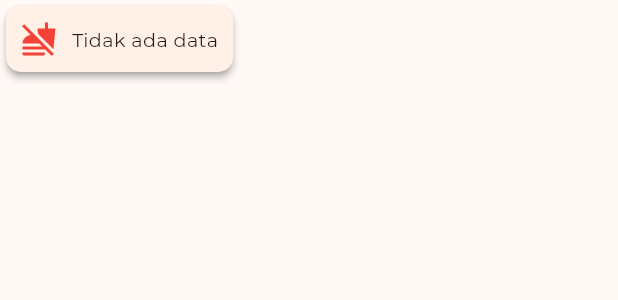
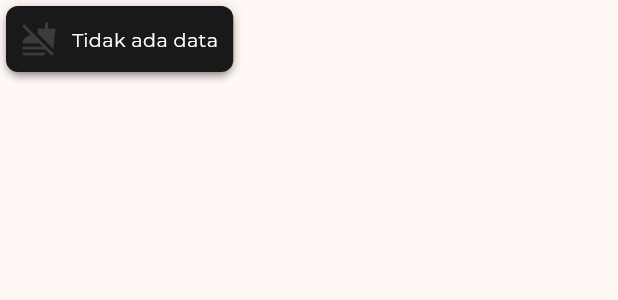
Before and after one commit to Prakusyaa/Aplikasi-Kasir, a Flutter app: the NoDataCard widget shown alone on an empty page, opened directly, on a phone screen of 412 x 824 dp. Shown: the top 300 px of the screen. Run offline on Flutter 3.47's test engine with Material 3 defaults, Android fonts, the phone set to English and light mode, and no system bars; our stand-ins replace dio, flutter_svg, loading_animation_widget, permission_handler, shared_preferences; missing offline and left inert: esc_pos_utils, print_bluetooth_thermal; accounts and stored records are empty; network calls fail.

```diff
--- a/lib/component/no_data_card.dart
+++ b/lib/component/no_data_card.dart
@@ -10,8 +10,18 @@ class NoDataCard extends StatelessWidget {
         borderRadius: BorderRadius.circular(10)
       ),
       elevation: 2,
-      shadowColor: Colors.grey,
+      shadowColor: const Color.fromRGBO(20, 20, 20, 1.0),
       child: Container(
+        decoration: BoxDecoration(
+          color: Color.fromRGBO(25, 25, 25, 1.0),
+          borderRadius: BorderRadius.circular(8),
+          boxShadow: [
+            BoxShadow(
+              color: Colors.black.withOpacity(0.15),
+              blurRadius: 6,
+            )
+          ],
+        ),
         padding: const EdgeInsets.symmetric(
             vertical: 10,
             horizontal: 10
@@ -22,12 +32,13 @@ class NoDataCard extends StatelessWidget {
           children: [
             Icon(
               Icons.no_food,
-              color: Colors.red,
+              color: Color.fromRGBO(60, 60, 60, 1),
             ),
             SizedBox(width: 10),
             Text(
               'Tidak ada data',
               style: TextStyle(
+                color: Colors.white,
                 fontSize: 16
               ),
             )
```
Also changed, not shown: 1 other file.
